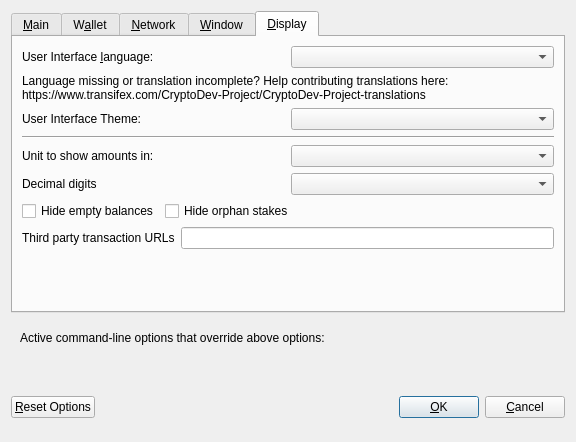
Qt form src/qt/forms/optionsdialog.ui (Function-Coin/FUNC) before a commit.
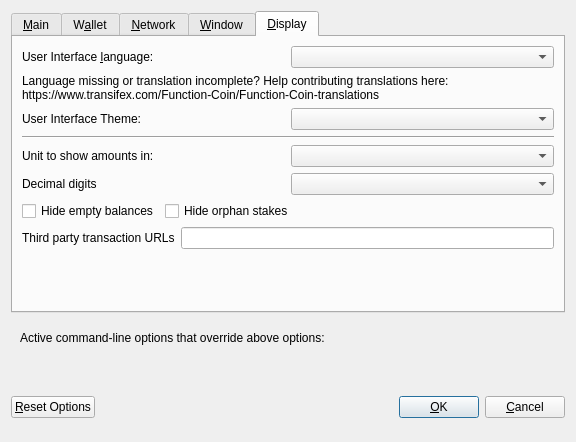
The same form after that commit. The open tabs and pages were chosen to show the change. Custom widgets are drawn as their Qt base class.

Commit message: Replace CryptoDev-Project with FUNC GitHub repo

What changed in the file:
```diff
--- a/src/qt/forms/optionsdialog.ui
+++ b/src/qt/forms/optionsdialog.ui
@@ -533,7 +533,7 @@
          </property>
          <property name="text">
           <string>Language missing or translation incomplete? Help contributing translations here:
-https://www.transifex.com/CryptoDev-Project/CryptoDev-Project-translations</string>
+https://www.transifex.com/Function-Coin/Function-Coin-translations</string>
          </property>
          <property name="wordWrap">
           <bool>true</bool>
```
The commit also changes 38 other files.
